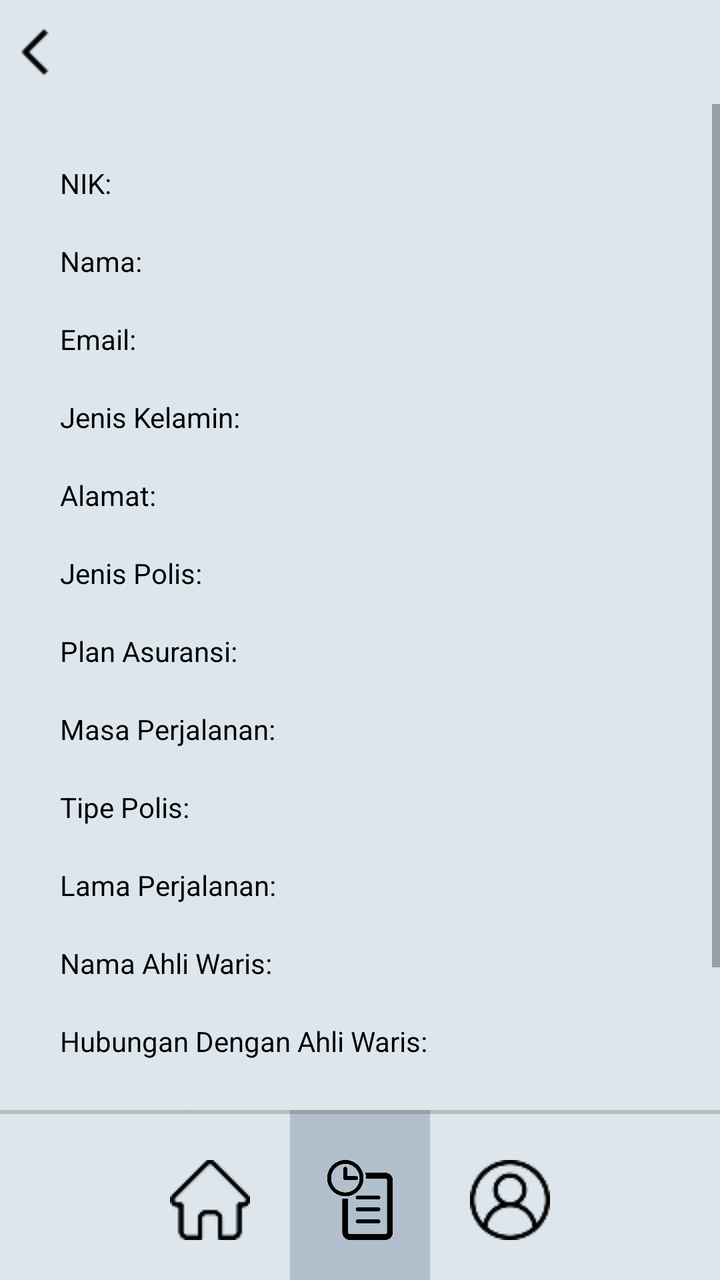
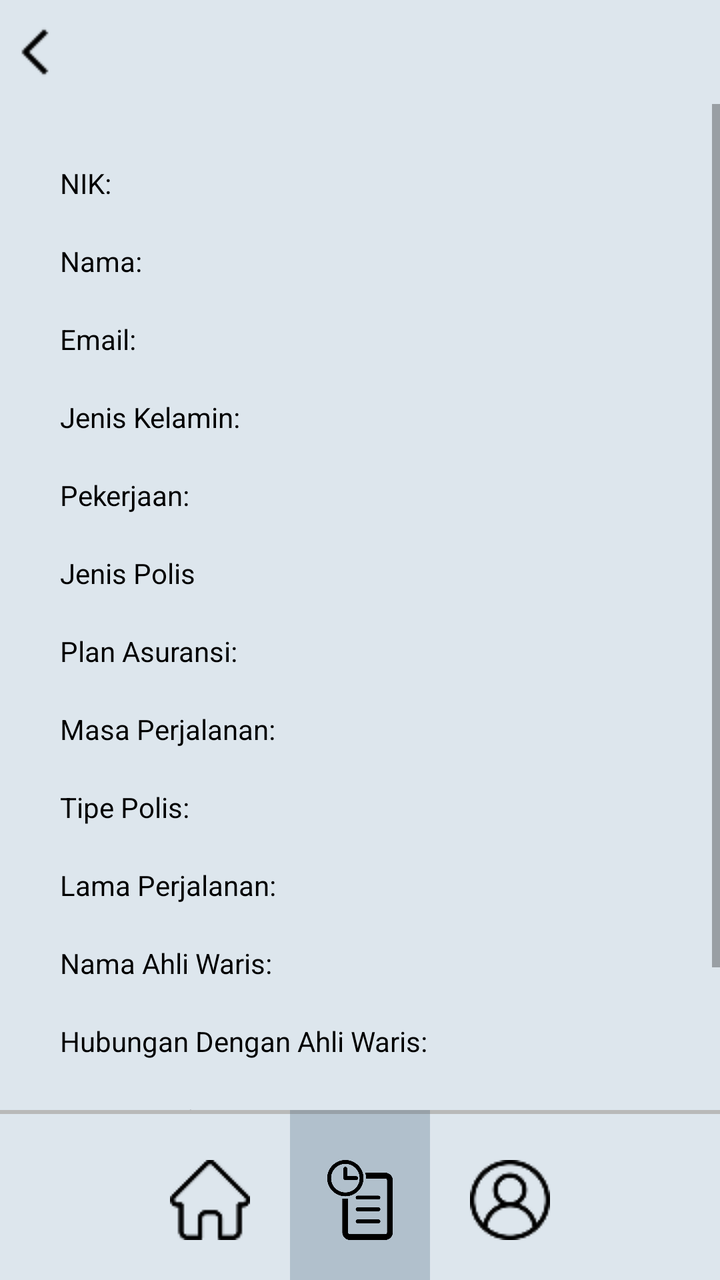

Compare the two renders of this Android layout. The source of the first and the diff that turns it into the second are given below.
<!-- AndroidManifest.xml: application theme Theme.Skripsi -->
<!-- res/layout/activity_history_travel.xml -->
<?xml version="1.0" encoding="utf-8"?>
<RelativeLayout xmlns:android="http://schemas.android.com/apk/res/android"
    xmlns:app="http://schemas.android.com/apk/res-auto"
    xmlns:tools="http://schemas.android.com/tools"
    android:id="@+id/main"
    android:layout_width="match_parent"
    android:layout_height="match_parent"
    tools:context=".HistoryTravel"
    android:background="#DDE6ED">

    <RelativeLayout
        android:layout_width="match_parent"
        android:layout_height="wrap_content"
        android:id="@+id/header"
        android:paddingVertical="10dp"
        android:paddingLeft="10dp"
        >
        <androidx.appcompat.widget.AppCompatButton
            android:layout_width="16dp"
            android:layout_height="32dp"
            android:background="@drawable/back_hitam"
            android:id="@+id/btnBack"
            />

    </RelativeLayout>


    <ScrollView
        android:layout_width="match_parent"
        android:layout_height="wrap_content"
        android:fillViewport="true"
        android:layout_above="@+id/footer"
        android:layout_below="@+id/header"
        >


        <LinearLayout
            android:layout_width="match_parent"
            android:layout_height="wrap_content"
            android:orientation="vertical"
            android:paddingBottom="30dp"
            >

            
            <LinearLayout
                android:layout_width="match_parent"
                android:layout_height="wrap_content"
                android:orientation="horizontal"
                android:paddingHorizontal="30dp"
                android:paddingTop="30dp"
                >

                <TextView
                    android:layout_width="wrap_content"
                    android:layout_height="wrap_content"
                    android:text="NIK:"
                    android:textColor="@color/black"
                    />

                <TextView
                    android:layout_width="wrap_content"
                    android:layout_height="wrap_content"
                    android:paddingLeft="3dp"
                    android:textColor="@color/black"
                    android:id="@+id/nik"
                    />

            </LinearLayout>

            
            <LinearLayout
                android:layout_width="match_parent"
                android:layout_height="wrap_content"
                android:orientation="horizontal"
                android:paddingHorizontal="30dp"
                android:paddingTop="20dp"
                >

                <TextView
                    android:layout_width="wrap_content"
                    android:layout_height="wrap_content"
                    android:text="Nama:"
                    android:textColor="@color/black"
                    />
                <TextView
                    android:layout_width="wrap_content"
                    android:layout_height="wrap_content"
                    android:paddingLeft="3dp"
                    android:textColor="@color/black"
                    android:id="@+id/nama"
                    />
            </LinearLayout>

            
            <LinearLayout
                android:layout_width="match_parent"
                android:layout_height="wrap_content"
                android:orientation="horizontal"
                android:paddingHorizontal="30dp"
                android:paddingTop="20dp"
                >

                <TextView
                    android:layout_width="wrap_content"
                    android:layout_height="wrap_content"
                    android:text="Email:"
                    android:textColor="@color/black"
                    />

                <TextView
                    android:layout_width="wrap_content"
                    android:layout_height="wrap_content"
                    android:paddingLeft="3dp"
                    android:textColor="@color/black"
                    android:id="@+id/email"
                    />
            </LinearLayout>


            
            <LinearLayout
                android:layout_width="match_parent"
                android:layout_height="wrap_content"
                android:orientation="horizontal"
                android:paddingHorizontal="30dp"
                android:paddingTop="20dp"
                >

                <TextView
                    android:layout_width="wrap_content"
                    android:layout_height="wrap_content"
                    android:text="Jenis Kelamin:"
                    android:textColor="@color/black"
                    />

                <TextView
                    android:layout_width="wrap_content"
                    android:layout_height="wrap_content"
                    android:paddingLeft="3dp"
                    android:textColor="@color/black"
                    android:id="@+id/jenisKelamin"
                    />
            </LinearLayout>

            
            <LinearLayout
                android:layout_width="match_parent"
                android:layout_height="wrap_content"
                android:orientation="horizontal"
                android:paddingHorizontal="30dp"
                android:paddingTop="20dp"
                >

                <TextView
                    android:layout_width="wrap_content"
                    android:layout_height="wrap_content"
                    android:text="Alamat:"
                    android:textColor="@color/black"
                    />

                <TextView
                    android:layout_width="wrap_content"
                    android:layout_height="wrap_content"
                    android:paddingLeft="3dp"
                    android:textColor="@color/black"
                    android:id="@+id/alamat"
                    />
            </LinearLayout>

            
            <LinearLayout
                android:layout_width="match_parent"
                android:layout_height="wrap_content"
                android:orientation="horizontal"
                android:paddingHorizontal="30dp"
                android:paddingTop="20dp"
                >

                <TextView
                    android:layout_width="wrap_content"
                    android:layout_height="wrap_content"
                    android:text="Jenis Polis:"
                    android:textColor="@color/black"
                    />

                <TextView
                    android:layout_width="wrap_content"
                    android:layout_height="wrap_content"
                    android:paddingLeft="3dp"
                    android:textColor="@color/black"
                    android:id="@+id/jenisPolis"
                    />
            </LinearLayout>

            
            <LinearLayout
                android:layout_width="match_parent"
                android:layout_height="wrap_content"
                android:orientation="horizontal"
                android:paddingHorizontal="30dp"
                android:paddingTop="20dp"
                >

                <TextView
                    android:layout_width="wrap_content"
                    android:layout_height="wrap_content"
                    android:text="Plan Asuransi:"
                    android:textColor="@color/black"
                    />

                <TextView
                    android:layout_width="wrap_content"
                    android:layout_height="wrap_content"
                    android:paddingLeft="3dp"
                    android:textColor="@color/black"
                    android:id="@+id/planAsuransi"
                    />
            </LinearLayout>

            
            <LinearLayout
                android:layout_width="match_parent"
                android:layout_height="wrap_content"
                android:orientation="horizontal"
                android:paddingHorizontal="30dp"
                android:paddingTop="20dp"
                >

                <TextView
                    android:layout_width="wrap_content"
                    android:layout_height="wrap_content"
                    android:text="Masa Perjalanan:"
                    android:textColor="@color/black"
                    />

                <TextView
                    android:layout_width="wrap_content"
                    android:layout_height="wrap_content"
                    android:paddingLeft="3dp"
                    android:textColor="@color/black"
                    android:id="@+id/masaPerjalanan"
                    />
            </LinearLayout>


            
            <LinearLayout
                android:layout_width="match_parent"
                android:layout_height="wrap_content"
                android:orientation="horizontal"
                android:paddingHorizontal="30dp"
                android:paddingTop="20dp"
                >

                <TextView
                    android:layout_width="wrap_content"
                    android:layout_height="wrap_content"
                    android:text="Tipe Polis:"
                    android:textColor="@color/black"
                    />

                <TextView
                    android:layout_width="wrap_content"
                    android:layout_height="wrap_content"
                    android:paddingLeft="3dp"
                    android:textColor="@color/black"
                    android:id="@+id/tipePolis"
                    />
            </LinearLayout>

            
            <LinearLayout
                android:layout_width="match_parent"
                android:layout_height="wrap_content"
                android:orientation="horizontal"
                android:paddingHorizontal="30dp"
                android:paddingTop="20dp"
                >

                <TextView
                    android:layout_width="wrap_content"
                    android:layout_height="wrap_content"
                    android:text="Lama Perjalanan:"
                    android:textColor="@color/black"
                    />

                <TextView
                    android:layout_width="wrap_content"
                    android:layout_height="wrap_content"
                    android:paddingLeft="3dp"
                    android:textColor="@color/black"
                    android:id="@+id/lamaPerjalanan"
                    />
            </LinearLayout>

            
            <LinearLayout
                android:layout_width="match_parent"
                android:layout_height="wrap_content"
                android:orientation="horizontal"
                android:paddingHorizontal="30dp"
                android:paddingTop="20dp"
                >

                <TextView
                    android:layout_width="wrap_content"
                    android:layout_height="wrap_content"
                    android:text="Nama Ahli Waris:"
                    android:textColor="@color/black"
                    />

                <TextView
                    android:layout_width="wrap_content"
                    android:layout_height="wrap_content"
                    android:paddingLeft="3dp"
                    android:textColor="@color/black"
                    android:id="@+id/namaAhliWaris"
                    />
            </LinearLayout>

            
            <LinearLayout
                android:layout_width="match_parent"
                android:layout_height="wrap_content"
                android:orientation="horizontal"
                android:paddingHorizontal="30dp"
                android:paddingTop="20dp"
                >

                <TextView
                    android:layout_width="wrap_content"
                    android:layout_height="wrap_content"
                    android:text="Hubungan Dengan Ahli Waris:"
                    android:textColor="@color/black"
                    />

                <TextView
                    android:layout_width="wrap_content"
                    android:layout_height="wrap_content"
                    android:paddingLeft="3dp"
                    android:textColor="@color/black"
                    android:id="@+id/hubunganDenganAhliWaris"
                    />
            </LinearLayout>

            
            <LinearLayout
                android:layout_width="match_parent"
                android:layout_height="wrap_content"
                android:orientation="horizontal"
                android:paddingHorizontal="30dp"
                android:paddingTop="20dp"
                >

                <TextView
                    android:layout_width="wrap_content"
                    android:layout_height="wrap_content"
                    android:text="Negara Tujuan:"
                    android:textColor="@color/black"
                    />

                <TextView
                    android:layout_width="wrap_content"
                    android:layout_height="wrap_content"
                    android:paddingLeft="3dp"
                    android:textColor="@color/black"
                    android:id="@+id/negaraTujuan"
                    />
            </LinearLayout>

            
            <LinearLayout
                android:layout_width="match_parent"
                android:layout_height="wrap_content"
                android:orientation="horizontal"
                android:paddingHorizontal="30dp"
                android:paddingTop="20dp"
                >

                <TextView
                    android:layout_width="wrap_content"
                    android:layout_height="wrap_content"
                    android:text="Tujuan Perjalanan:"
                    android:textColor="@color/black"
                    />

                <TextView
                    android:layout_width="wrap_content"
                    android:layout_height="wrap_content"
                    android:paddingLeft="3dp"
                    android:textColor="@color/black"
                    android:id="@+id/tujuanPerjalanan"
                    />
            </LinearLayout>


        </LinearLayout>
    </ScrollView>


    <RelativeLayout
        android:layout_width="match_parent"
        android:layout_height="85dp"
        android:layout_alignParentBottom="true"
        android:gravity="center"
        android:background="@drawable/footer"
        android:id="@+id/footer"
        >


        <LinearLayout
            android:layout_width="wrap_content"
            android:layout_height="match_parent"
            android:orientation="horizontal"
            >

            <LinearLayout
                android:layout_width="wrap_content"
                android:layout_height="match_parent"
                android:gravity="center"
                android:orientation="vertical"
                android:paddingHorizontal="20dp">

                <androidx.appcompat.widget.AppCompatButton
                    android:layout_width="40dp"
                    android:layout_height="40dp"
                    android:background="@drawable/home"
                    android:id="@+id/btnHome"
                    />
            </LinearLayout>

            <LinearLayout
                android:layout_width="wrap_content"
                android:layout_height="match_parent"
                android:gravity="center"
                android:orientation="vertical"
                android:background="#50526D82"
                android:paddingHorizontal="15dp">

                <androidx.appcompat.widget.AppCompatButton
                    android:layout_width="40dp"
                    android:layout_height="40dp"
                    android:background="@drawable/history_asuransi"
                    android:id="@+id/btnHistory"
                    />
            </LinearLayout>

            <LinearLayout
                android:layout_width="wrap_content"
                android:layout_height="match_parent"
                android:baselineAligned="false"
                android:gravity="center"
                android:orientation="vertical"
                android:paddingHorizontal="20dp">

                <androidx.appcompat.widget.AppCompatButton
                    android:layout_width="40dp"
                    android:layout_height="40dp"
                    android:background="@drawable/profile"
                    android:id="@+id/btnProfile"
                    />

            </LinearLayout>


        </LinearLayout>

    </RelativeLayout>

</RelativeLayout>
<!-- resources referenced by this layout -->
<resources>
  <color name="black">#FF000000</color>
  <!-- drawable back_hitam: png bitmap (drawable, 188 bytes) -->
  <!-- drawable footer (drawable) -->
  <?xml version="1.0" encoding="utf-8"?>
  <inset xmlns:android="http://schemas.android.com/apk/res/android"
      android:insetRight="-5dp"
      android:insetBottom="-5dp"
      android:insetLeft="-5dp">
  
      <shape android:shape="rectangle" android:thickness="2dp" >
          <stroke
              android:width="2dp"
              android:color="#b8b9b9" />
          <solid android:color="#DDE6ED" />
      </shape>
  </inset>
  <!-- drawable history_asuransi: png bitmap (drawable, 7713 bytes) -->
  <!-- drawable home: png bitmap (drawable, 692 bytes) -->
  <!-- drawable profile: png bitmap (drawable, 1238 bytes) -->
  <style name="Theme.Skripsi" parent="Theme.MaterialComponents.DayNight.DarkActionBar">
          
          <item name="colorPrimary">@color/purple_500</item>
          <item name="colorPrimaryVariant">@color/purple_700</item>
          <item name="colorOnPrimary">@color/white</item>
          
          <item name="colorSecondary">@color/teal_200</item>
          <item name="colorSecondaryVariant">@color/teal_700</item>
          <item name="colorOnSecondary">@color/black</item>
          
          <item name="android:statusBarColor">?attr/colorPrimaryVariant</item>
          
      </style>
  <color name="purple_500">#FF6200EE</color>
  <color name="purple_700">#FF3700B3</color>
  <color name="white">#FFFFFFFF</color>
  <color name="teal_200">#FF03DAC5</color>
  <color name="teal_700">#FF018786</color>
</resources>

<!-- the commit's change to res/layout/activity_history_travel.xml (unified diff, before → after) -->
@@ -53,7 +53,7 @@
                 <TextView
                     android:layout_width="wrap_content"
                     android:layout_height="wrap_content"
-                    android:text="NIK:"
+                    android:text="@string/nik"
                     android:textColor="@color/black"
                     />
 
@@ -79,7 +79,7 @@
                 <TextView
                     android:layout_width="wrap_content"
                     android:layout_height="wrap_content"
-                    android:text="Nama:"
+                    android:text="@string/nama_data_calon_nasabah"
                     android:textColor="@color/black"
                     />
                 <TextView
@@ -103,7 +103,7 @@
                 <TextView
                     android:layout_width="wrap_content"
                     android:layout_height="wrap_content"
-                    android:text="Email:"
+                    android:text="@string/email_data_calon_nasabah"
                     android:textColor="@color/black"
                     />
 
@@ -129,7 +129,7 @@
                 <TextView
                     android:layout_width="wrap_content"
                     android:layout_height="wrap_content"
-                    android:text="Jenis Kelamin:"
+                    android:text="@string/jenis_kelamin_data"
                     android:textColor="@color/black"
                     />
 
@@ -154,7 +154,7 @@
                 <TextView
                     android:layout_width="wrap_content"
                     android:layout_height="wrap_content"
-                    android:text="Alamat:"
+                    android:text="@string/pekerjaan_data"
                     android:textColor="@color/black"
                     />
 
@@ -179,7 +179,7 @@
                 <TextView
                     android:layout_width="wrap_content"
                     android:layout_height="wrap_content"
-                    android:text="Jenis Polis:"
+                    android:text="@string/jenis_polis"
                     android:textColor="@color/black"
                     />
 
@@ -204,7 +204,7 @@
                 <TextView
                     android:layout_width="wrap_content"
                     android:layout_height="wrap_content"
-                    android:text="Plan Asuransi:"
+                    android:text="@string/plan_asuransi_data"
                     android:textColor="@color/black"
                     />
 
@@ -229,7 +229,7 @@
                 <TextView
                     android:layout_width="wrap_content"
                     android:layout_height="wrap_content"
-                    android:text="Masa Perjalanan:"
+                    android:text="@string/masa_perjalanan_data"
                     android:textColor="@color/black"
                     />
 
@@ -255,7 +255,7 @@
                 <TextView
                     android:layout_width="wrap_content"
                     android:layout_height="wrap_content"
-                    android:text="Tipe Polis:"
+                    android:text="@string/tipe_polis"
                     android:textColor="@color/black"
                     />
 
@@ -280,7 +280,7 @@
                 <TextView
                     android:layout_width="wrap_content"
                     android:layout_height="wrap_content"
-                    android:text="Lama Perjalanan:"
+                    android:text="@string/lama_perjalanan"
                     android:textColor="@color/black"
                     />
 
@@ -305,7 +305,7 @@
                 <TextView
                     android:layout_width="wrap_content"
                     android:layout_height="wrap_content"
-                    android:text="Nama Ahli Waris:"
+                    android:text="@string/nama_ahli_waris"
                     android:textColor="@color/black"
                     />
 
@@ -330,7 +330,7 @@
                 <TextView
                     android:layout_width="wrap_content"
                     android:layout_height="wrap_content"
-                    android:text="Hubungan Dengan Ahli Waris:"
+                    android:text="@string/hubungan_dengan_ahli_waris"
                     android:textColor="@color/black"
                     />
 
@@ -355,7 +355,7 @@
                 <TextView
                     android:layout_width="wrap_content"
                     android:layout_height="wrap_content"
-                    android:text="Negara Tujuan:"
+                    android:text="@string/negara_tujuan_data"
                     android:textColor="@color/black"
                     />
 
@@ -380,7 +380,7 @@
                 <TextView
                     android:layout_width="wrap_content"
                     android:layout_height="wrap_content"
-                    android:text="Tujuan Perjalanan:"
+                    android:text="@string/tujuan_perjalanan_data"
                     android:textColor="@color/black"
                     />
 
<!-- resource entries referenced after the edit -->
@@ -19,6 +19,20 @@
   <!-- drawable history_asuransi: png bitmap (drawable, 7713 bytes) -->
   <!-- drawable home: png bitmap (drawable, 692 bytes) -->
   <!-- drawable profile: png bitmap (drawable, 1238 bytes) -->
+  <string name="email_data_calon_nasabah">Email:</string>
+  <string name="hubungan_dengan_ahli_waris">Hubungan Dengan Ahli Waris:</string>
+  <string name="jenis_kelamin_data">Jenis Kelamin:</string>
+  <string name="jenis_polis">Jenis Polis</string>
+  <string name="lama_perjalanan">Lama Perjalanan:</string>
+  <string name="masa_perjalanan_data">Masa Perjalanan:</string>
+  <string name="nama_ahli_waris">Nama Ahli Waris:</string>
+  <string name="nama_data_calon_nasabah">Nama:</string>
+  <string name="negara_tujuan_data">Negara Tujuan:</string>
+  <string name="nik">NIK:</string>
+  <string name="pekerjaan_data">Pekerjaan:</string>
+  <string name="plan_asuransi_data">Plan Asuransi:</string>
+  <string name="tipe_polis">Tipe Polis:</string>
+  <string name="tujuan_perjalanan_data">Tujuan Perjalanan:</string>
   <style name="Theme.Skripsi" parent="Theme.MaterialComponents.DayNight.DarkActionBar">
           
           <item name="colorPrimary">@color/purple_500</item>
